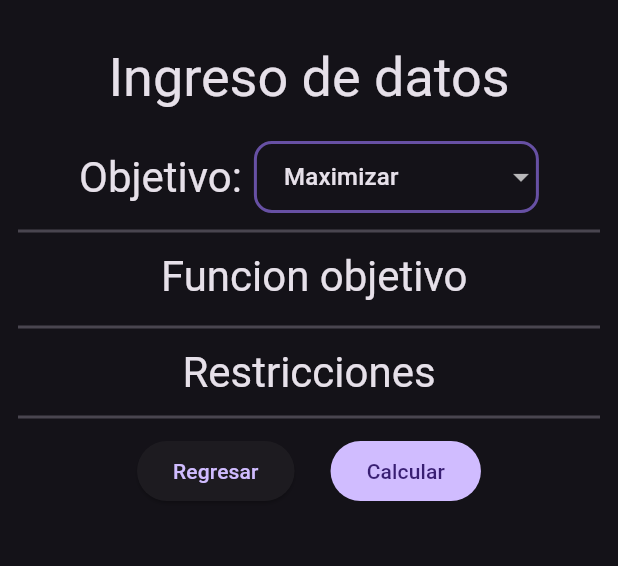
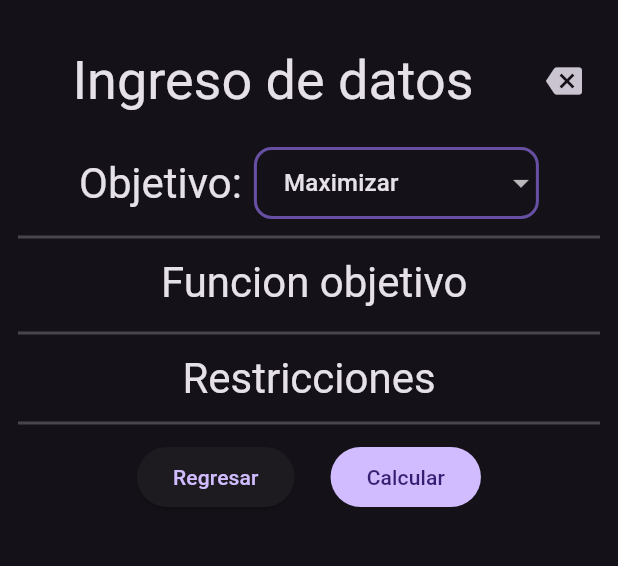
Before and after one commit to OppositeDragon/linearprogrammingapp, a Flutter app: the DataEntryPage screen opened by its route, swiped to page 2, on a phone screen of 412 x 824 dp, the part 63-629 px from its top. Run offline on Flutter 3.47's test engine with Material 3 defaults, Android fonts, the phone set to English and light mode, and no system bars; our stand-ins replace appwrite, decimal, file_picker, flutter_riverpod, freezed_annotation, go_router and 2 more; missing offline and left inert: equations, flutter_math_fork, window_location_href; accounts and stored records are empty; generated files the repository leaves out were written again.

Commit message:
LPOR-21 - Optimize `data_entry_widget`, on initState reduces for loops used, and now uses `SliverList.builder`. - fix, now it clears the textEditing controllers.

```diff
--- a/lib/constants/strings.dart
+++ b/lib/constants/strings.dart
@@ -11,3 +11,5 @@ const String uploadDataHelpMessage = '''{
                    [0, 1,  4] ],
   "operators": ["equal", "geq", "leq"]
 }''';
+
+const String invalidMessage = 'Inválido';
--- a/lib/pages/data_entry_page.dart
+++ b/lib/pages/data_entry_page.dart
@@ -164,12 +164,6 @@ class _DataEntryPageState extends ConsumerState<DataEntryPage> {
                 icon: const Icon(Icons.upload_file_rounded),
                 tooltip: 'Upload problem data, as json file',
               ),
-            if (entryPage > 0)
-              IconButton(
-                onPressed: () => ref.invalidate(dataEntryControllerProvider),
-                icon: const Icon(Icons.backspace),
-                tooltip: 'Clear all fields',
-              ),
           ],
         ),
         body: Padding(
--- a/lib/widgets/data_entry_widget.dart
+++ b/lib/widgets/data_entry_widget.dart
@@ -3,10 +3,11 @@ import 'package:flutter/services.dart';
 import 'package:flutter_math_fork/flutter_math.dart';
 import 'package:flutter_riverpod/flutter_riverpod.dart';
 import 'package:go_router/go_router.dart';
-import 'package:linearprogrammingapp/constants/routes.dart';
 
 import '../constants/enums.dart';
 import '../constants/numeric.dart';
+import '../constants/routes.dart';
+import '../constants/strings.dart';
 import '../controllers/data_entry_controller.dart';
 import 'dropdown_button_widget.dart';
 import 'textfield_widget.dart';
@@ -22,42 +23,41 @@ class _DataEntryWidgetState extends ConsumerState<DataEntryWidget> {
   final List<List<TextEditingController>> constraintsControllers = [];
   final formKey = GlobalKey<FormState>();
   final regExpSignNum = RegExp(r'(^\-?\d*\.?\d*)');
-  final invalidMessage = 'Inválido';
   @override
   void initState() {
     super.initState();
     final dataEntry = ref.read(dataEntryControllerProvider);
-    //initialize text field controllers for objective function
+    //initialize text field controllers for objective function and adds
+    //listeners to objective function controllers, if value can be parsed to
+    //double, update on provider.
     for (int i = 0; i < dataEntry.objectiveFunction.length; i++) {
-      objectiveFunctionControllers.add(TextEditingController()
-        ..text = dataEntry.objectiveFunction[i] == 0 ? '' : '${dataEntry.objectiveFunction[i]}');
+      objectiveFunctionControllers.add(
+        TextEditingController()
+          ..text = dataEntry.objectiveFunction[i] == 0 ? '' : '${dataEntry.objectiveFunction[i]}'
+          ..addListener(() {
+            final value = objectiveFunctionControllers[i].text.isEmpty ? '0' : objectiveFunctionControllers[i].text;
+            if (double.tryParse(value) != null) {
+              ref.read(dataEntryControllerProvider.notifier).updateObjectiveFunction(i, double.parse(value));
+            }
+          }),
+      );
     }
-    //initialize text field controllers for constraints
+    //initialize text field controllers for constraints and adds listeners to
+    //constraints controllers, if value can be parsed to double, update on
+    //provider.
     for (int i = 0; i < dataEntry.constraints.length; i++) {
       constraintsControllers.add([]);
       for (int j = 0; j < dataEntry.constraints[i].length; j++) {
         constraintsControllers[i].add(
-            TextEditingController()..text = dataEntry.constraints[i][j] == 0 ? '' : '${dataEntry.constraints[i][j]}');
-      }
-    }
-    //add listeners to objective function controllers, if value can be parsed to double, update on provider.
-    for (int i = 0; i < dataEntry.objectiveFunction.length; i++) {
-      objectiveFunctionControllers[i].addListener(() {
-        final value = objectiveFunctionControllers[i].text;
-        if (double.tryParse(value) != null) {
-          ref.read(dataEntryControllerProvider.notifier).updateObjectiveFunction(i, double.parse(value));
-        }
-      });
-    }
-    //add listeners to constraints controllers, if value can be parsed to double, update on provider.
-    for (int i = 0; i < dataEntry.constraints.length; i++) {
-      for (int j = 0; j < dataEntry.constraints[i].length; j++) {
-        constraintsControllers[i][j].addListener(() {
-          final value = constraintsControllers[i][j].text;
-          if (double.tryParse(value) != null) {
-            ref.read(dataEntryControllerProvider.notifier).updateConstraints(i, j, double.parse(value));
-          }
-        });
+          TextEditingController()
+            ..text = dataEntry.constraints[i][j] == 0 ? '' : '${dataEntry.constraints[i][j]}'
+            ..addListener(() {
+              final value = constraintsControllers[i][j].text.isEmpty ? '0' : constraintsControllers[i][j].text;
+              if (double.tryParse(value) != null) {
+                ref.read(dataEntryControllerProvider.notifier).updateConstraints(i, j, double.parse(value));
+              }
+            }),
+        );
       }
     }
   }
@@ -78,16 +78,23 @@ class _DataEntryWidgetState extends ConsumerState<DataEntryWidget> {
   @override
   Widget build(BuildContext context) {
     final dataEntry = ref.watch(dataEntryControllerProvider);
-
     final textTheme = Theme.of(context).textTheme;
-
     return Form(
       key: formKey,
       child: CustomScrollView(
         slivers: [
           const SliverToBoxAdapter(child: SizedBox(height: spaceXL)),
           SliverToBoxAdapter(
-            child: Text('Ingreso de datos', textAlign: TextAlign.center, style: textTheme.displaySmall),
+            child: Row(
+              children: [
+                Expanded(child: Text('Ingreso de datos', textAlign: TextAlign.center, style: textTheme.displaySmall)),
+                IconButton(
+                  onPressed: clearControllers,
+                  icon: const Icon(Icons.backspace),
+                  tooltip: 'Clear all fields',
+                ),
+              ],
+            ),
           ),
           const SliverToBoxAdapter(child: SizedBox(height: spaceXXL)),
           SliverToBoxAdapter(
@@ -121,7 +128,11 @@ class _DataEntryWidgetState extends ConsumerState<DataEntryWidget> {
           SliverToBoxAdapter(
             child: Column(
               children: [
-                Text(' Funcion objetivo ', textAlign: TextAlign.center, style: textTheme.headlineMedium),
+                Text(
+                  ' Funcion objetivo ',
+                  textAlign: TextAlign.center,
+                  style: textTheme.headlineMedium,
+                ),
                 const SizedBox(height: spaceS),
                 Wrap(
                   crossAxisAlignment: WrapCrossAlignment.center,
@@ -142,6 +153,7 @@ class _DataEntryWidgetState extends ConsumerState<DataEntryWidget> {
                               controller: objectiveFunctionControllers[i],
                               autoFocus: i == 0 ? true : false,
                               selectAllOnGainFocus: true,
+                              action: TextInputAction.next,
                               onEditingComplete: FocusScope.of(context).nextFocus,
                               keyboardType: const TextInputType.numberWithOptions(
                                 decimal: true,
@@ -182,9 +194,10 @@ class _DataEntryWidgetState extends ConsumerState<DataEntryWidget> {
               textAlign: TextAlign.center,
             ),
           ),
-          for (int i = 0; i < dataEntry.constraints.length; i++)
-            SliverToBoxAdapter(
-              child: Card(
+          SliverList.builder(
+            itemCount: dataEntry.constraints.length,
+            itemBuilder: (context, i) {
+              return Card(
                 elevation: spaceS,
                 child: Padding(
                   padding: const EdgeInsets.symmetric(vertical: spaceM, horizontal: spaceS),
@@ -206,7 +219,7 @@ class _DataEntryWidgetState extends ConsumerState<DataEntryWidget> {
                                 crossAxisAlignment: CrossAxisAlignment.center,
                                 children: [
                                   SizedBox(
-                                    width: 85,
+                                    width: 75,
                                     child: TextFieldWidget(
                                       label: '',
                                       isDense: true,
@@ -217,6 +230,7 @@ class _DataEntryWidgetState extends ConsumerState<DataEntryWidget> {
                                       ),
                                       selectAllOnGainFocus: true,
                                       onEditingComplete: FocusScope.of(context).nextFocus,
+                                      action: TextInputAction.next,
                                       validator: (value) {
                                         if (value == null || value.isEmpty) {
                                           return null;
@@ -275,10 +289,14 @@ class _DataEntryWidgetState extends ConsumerState<DataEntryWidget> {
                           label: '',
                           isDense: true,
                           controller: constraintsControllers[i].last,
-                          keyboardType: const TextInputType.numberWithOptions(decimal: true, signed: true),
+                          keyboardType: const TextInputType.numberWithOptions(
+                            decimal: true,
+                            signed: true,
+                          ),
                           selectAllOnGainFocus: true,
                           onEditingComplete:
                               i == dataEntry.constraints.length - 1 ? tryContinue : FocusScope.of(context).nextFocus,
+                          action: i == dataEntry.constraints.length - 1 ? TextInputAction.done : TextInputAction.next,
                           validator: (value) {
                             if (value == null || value.isEmpty) {
                               return null;
@@ -298,8 +316,9 @@ class _DataEntryWidgetState extends ConsumerState<DataEntryWidget> {
                     ],
                   ),
                 ),
-              ),
-            ),
+              );
+            },
+          ),
           const SliverToBoxAdapter(child: Divider(height: spaceXXXL, thickness: 2)),
           SliverToBoxAdapter(
             child: Row(
@@ -380,4 +399,16 @@ class _DataEntryWidgetState extends ConsumerState<DataEntryWidget> {
       }
     }
   }
+
+  void clearControllers() {
+    for (final controller in objectiveFunctionControllers) {
+      controller.clear();
+    }
+    for (final controllerList in constraintsControllers) {
+      for (final controller in controllerList) {
+        controller.clear();
+      }
+    }
+    ref.invalidate(dataEntryControllerProvider);
+  }
 }
```
